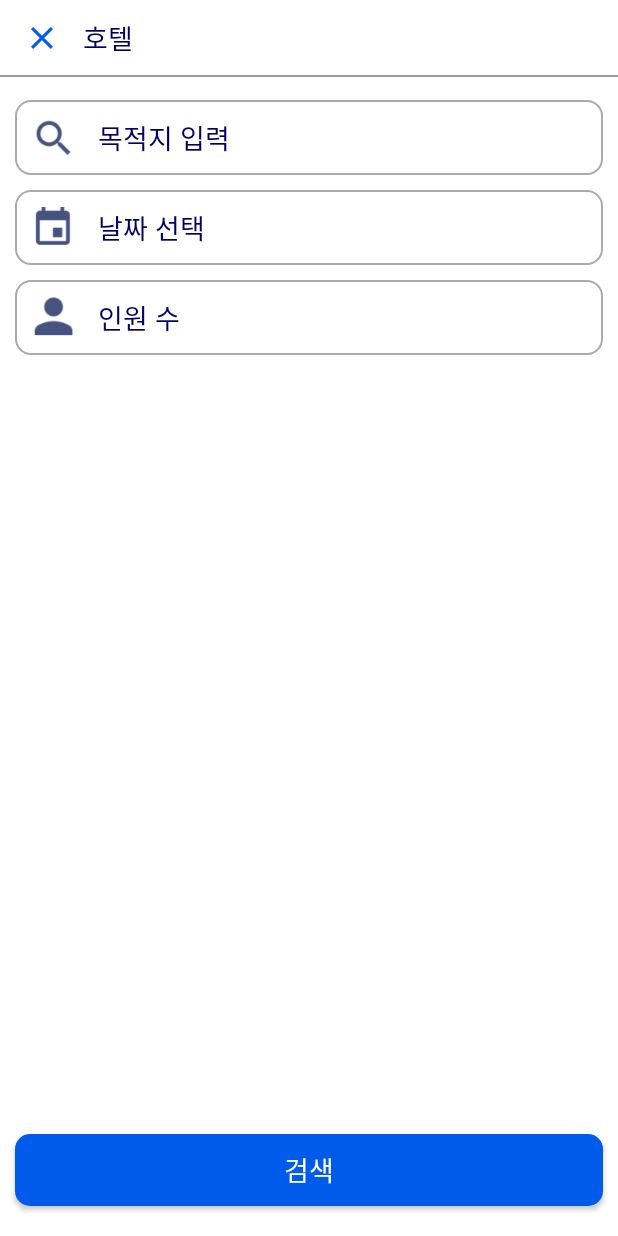
After one commit to jung2929/expedia_mock_android_jenna, an Android app: the HotelSearchActivity screen opened directly, with no data from a screen before it, on a phone screen of 412 x 824 dp. The commit adds this screen. Run offline under Robolectric (Android 15) with nearby library versions, the phone set to English and light mode, and no system bars.

Commit message:
호텔 검색 창 생성

```diff
--- a/Expedia/app/src/main/AndroidManifest.xml
+++ b/Expedia/app/src/main/AndroidManifest.xml
@@ -21,6 +21,7 @@
             android:label="@string/app_name">
         </activity>
         <activity android:name=".LogInActivity"/>
+        <activity android:name=".HotelSearchActivity"/>
     </application>
 
 </manifest>
--- /dev/null
+++ b/Expedia/app/src/main/java/com/example/expedia/HotelSearchActivity.java
@@ -0,0 +1,34 @@
+package com.example.expedia;
+
+import android.os.Bundle;
+import android.support.annotation.Nullable;
+import android.support.v7.app.AppCompatActivity;
+import android.view.View;
+import android.widget.Button;
+import android.widget.ImageView;
+import android.widget.TextView;
+
+public class HotelSearchActivity extends AppCompatActivity {
+    ImageView cancelImage;
+    TextView destination,date,person;
+    Button searchbtn;
+
+    @Override
+    protected void onCreate(@Nullable Bundle savedInstanceState) {
+        super.onCreate(savedInstanceState);
+        setContentView(R.layout.activity_hotel_search);
+
+        cancelImage = findViewById(R.id.cancel_btn);
+        cancelImage.setOnClickListener(new View.OnClickListener() {
+            @Override
+            public void onClick(View v) {
+                finish();
+            }
+        });
+
+        destination = findViewById(R.id.destination_text);
+        date = findViewById(R.id.date_text);
+        person = findViewById(R.id.person_text);
+        searchbtn = findViewById(R.id.search_button);
+    }
+}
--- a/Expedia/app/src/main/java/com/example/expedia/MainReservation.java
+++ b/Expedia/app/src/main/java/com/example/expedia/MainReservation.java
@@ -23,6 +23,7 @@ import java.util.ArrayList;
  */
 public class MainReservation extends Fragment {
 
+    ImageView hotel,airport,hotel_airport;
     private MainCategoryAdapter adapter = new MainCategoryAdapter();
 
     public MainReservation() {
@@ -80,14 +81,24 @@ public class MainReservation extends Fragment {
         recyclerView.setAdapter(adapter);
         adapter.setItems(new CategoryContents().getItems());
 
+        hotel = view.findViewById(R.id.Main_Hotel);
+        hotel.setOnClickListener(new View.OnClickListener() {
+            @Override
+            public void onClick(View v) {
+                startActivity(new Intent(getContext(), HotelSearchActivity.class));
+            }
+        });
+        airport = view.findViewById(R.id.Main_Air);
+        hotel_airport = view.findViewById(R.id.Main_hotel_air);
+
         ImageView loginImage = view.findViewById(R.id.imageView8);
-
         loginImage.setOnClickListener(new View.OnClickListener() {
             @Override
             public void onClick(View v) {
                 startActivity(new Intent(getContext(), LogInActivity.class));
             }
         });
+
 
         scrollView.post(new Runnable(){
            @Override
--- /dev/null
+++ b/Expedia/app/src/main/res/layout/activity_hotel_search.xml
@@ -0,0 +1,146 @@
+<?xml version="1.0" encoding="utf-8"?>
+<LinearLayout xmlns:android="http://schemas.android.com/apk/res/android"
+    xmlns:app="http://schemas.android.com/apk/res-auto"
+    xmlns:tools="http://schemas.android.com/tools"
+    android:layout_width="match_parent"
+    android:layout_height="match_parent"
+    android:background="#FFFFFF"
+    android:orientation="vertical"
+    tools:context=".MainPlan">
+
+    <LinearLayout
+        android:layout_width="match_parent"
+        android:layout_height="wrap_content"
+        android:layout_marginStart="10dp"
+        android:orientation="horizontal">
+
+        <ImageView
+            android:id="@+id/cancel_btn"
+            android:layout_width="35dp"
+            android:layout_height="match_parent"
+            android:layout_margin="0dp"
+            android:layout_marginStart="10dp"
+            android:layout_weight="0"
+            android:padding="10dp"
+            app:srcCompat="@drawable/cancle_btn" />
+
+        <TextView
+            android:layout_width="0dp"
+            android:layout_height="50dp"
+            android:layout_marginStart="10dp"
+            android:layout_weight="1"
+            android:gravity="center_vertical|start"
+            android:text="호텔"
+            android:textColor="#000066"
+            android:textSize="18sp" />
+    </LinearLayout>
+
+    <View
+        android:layout_width="match_parent"
+        android:layout_height="1dp"
+        android:layout_marginBottom="15dp"
+        android:background="#999999" />
+
+    <LinearLayout
+        android:layout_width="match_parent"
+        android:layout_height="50dp"
+        android:layout_marginStart="10dp"
+        android:layout_marginEnd="10dp"
+        android:layout_marginBottom="10dp"
+        android:background="@drawable/edit_text_corner_round_default"
+        android:gravity="center"
+        android:orientation="horizontal">
+
+        <ImageView
+            android:layout_width="40dp"
+            android:layout_height="wrap_content"
+            android:layout_gravity="center_vertical"
+            android:layout_marginStart="5dp"
+            app:srcCompat="@drawable/searchicon" />
+
+        <TextView
+            android:id="@+id/destination_text"
+            android:layout_width="0dp"
+            android:layout_height="wrap_content"
+            android:layout_marginStart="10dp"
+            android:layout_weight="1"
+            android:textSize="18sp"
+            android:text="목적지 입력"
+            android:textColor="#000066" />
+    </LinearLayout>
+
+    <LinearLayout
+        android:layout_width="match_parent"
+        android:layout_height="50dp"
+        android:layout_marginStart="10dp"
+        android:layout_marginEnd="10dp"
+        android:layout_marginBottom="10dp"
+        android:background="@drawable/edit_text_corner_round_default"
+        android:gravity="center"
+        android:orientation="horizontal">
+
+        <ImageView
+            android:layout_width="40dp"
+            android:layout_height="wrap_content"
+            android:layout_gravity="center_vertical"
+            android:layout_marginStart="5dp"
+            app:srcCompat="@drawable/calendaricon" />
+
+        <TextView
+            android:id="@+id/date_text"
+            android:layout_width="0dp"
+            android:layout_height="wrap_content"
+            android:layout_marginStart="10dp"
+            android:layout_weight="1"
+            android:text="날짜 선택"
+            android:textSize="18sp"
+            android:textColor="#000066" />
+    </LinearLayout>
+
+    <LinearLayout
+        android:layout_width="match_parent"
+        android:layout_height="50dp"
+        android:layout_marginStart="10dp"
+        android:layout_marginEnd="10dp"
+        android:layout_marginBottom="10dp"
+        android:background="@drawable/edit_text_corner_round_default"
+        android:gravity="center"
+        android:orientation="horizontal">
+
+        <ImageView
+            android:layout_width="40dp"
+            android:layout_height="wrap_content"
+            android:layout_gravity="center_vertical"
+            android:layout_marginStart="5dp"
+            app:srcCompat="@drawable/personicon" />
+
+        <TextView
+            android:id="@+id/person_text"
+            android:layout_width="0dp"
+            android:layout_height="wrap_content"
+            android:layout_marginStart="10dp"
+            android:layout_weight="1"
+            android:textSize="18sp"
+            android:text="인원 수"
+            android:textColor="#000066" />
+    </LinearLayout>
+
+    <LinearLayout
+        android:layout_width="match_parent"
+        android:layout_height="match_parent"
+        android:gravity="bottom"
+        android:orientation="vertical">
+
+        <Button
+            android:id="@+id/search_button"
+            android:layout_width="match_parent"
+            android:layout_height="wrap_content"
+            android:layout_marginStart="10dp"
+            android:layout_marginEnd="10dp"
+            android:layout_marginBottom="20dp"
+            android:background="@drawable/corner_round"
+            android:text="검색"
+            android:textSize="18sp" />
+    </LinearLayout>
+
+</LinearLayout>
--- a/Expedia/app/src/main/res/values/colors.xml
+++ b/Expedia/app/src/main/res/values/colors.xml
@@ -6,4 +6,5 @@
     <color name="expedia_blue">#002480</color>
     <color name="expedia_background">#EAEBEF</color>
     <color name="expedia_light_blue">#005AEA</color>
+    <color name="expedia_text">#465280</color>
 </resources>
```
Also changed, not shown: Expedia/app/src/main/res/drawable-v24/calendaricon.png (added), Expedia/app/src/main/res/drawable-v24/personicon.png (added), Expedia/app/src/main/res/drawable-v24/searchicon.png (added).
